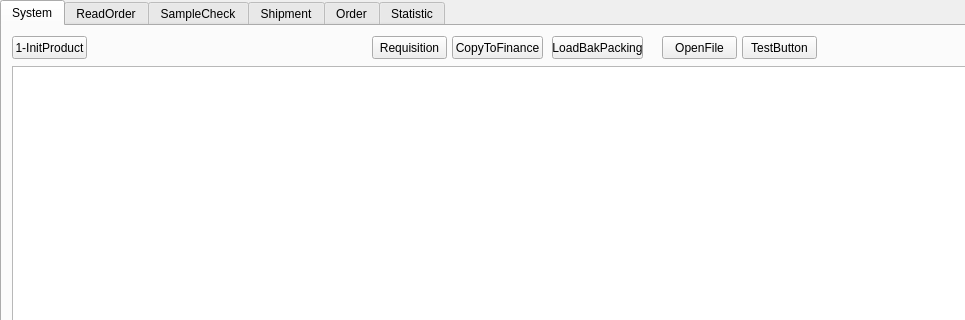
Before: the Qt Designer form TISDesk/TIS_mainwindow.ui in GdRaymond/TISProduction, drawn with Qt 5; both pictures show x 0 to 965 and y 0 to 320 of the 1364 by 695 pixel window.
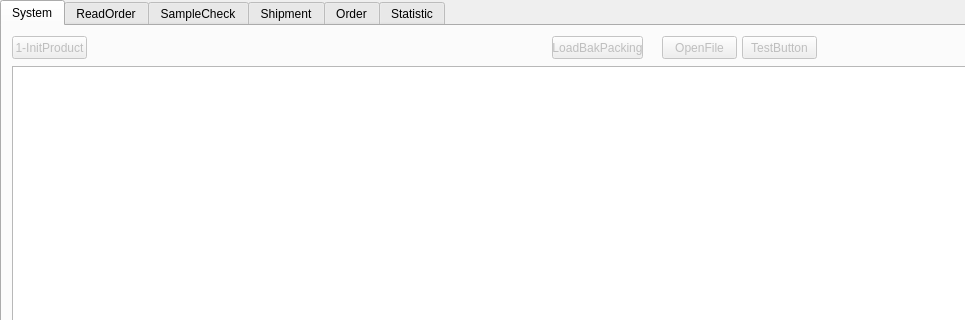
After: the same form once the commit is applied. The open tabs and pages were chosen to show the change. Icons and pictures are not drawn.

Commit message: adjust the button position in layout

Patch:
```diff
--- a/TISDesk/TIS_mainwindow.ui
+++ b/TISDesk/TIS_mainwindow.ui
@@ -19,6 +19,9 @@
   </property>
   <widget class="QWidget" name="centralwidget">
    <widget class="QTabWidget" name="tabShipment">
+    <property name="enabled">
+     <bool>true</bool>
+    </property>
     <property name="geometry">
      <rect>
       <x>0</x>
@@ -45,6 +48,9 @@
       </property>
      </widget>
      <widget class="QPushButton" name="btn_open">
+      <property name="enabled">
+       <bool>false</bool>
+      </property>
       <property name="geometry">
        <rect>
         <x>660</x>
@@ -58,6 +64,9 @@
       </property>
      </widget>
      <widget class="QPushButton" name="btnTest">
+      <property name="enabled">
+       <bool>false</bool>
+      </property>
       <property name="geometry">
        <rect>
         <x>740</x>
@@ -70,33 +79,10 @@
        <string>TestButton</string>
       </property>
      </widget>
-     <widget class="QPushButton" name="btnCopy">
-      <property name="geometry">
-       <rect>
-        <x>450</x>
-        <y>10</y>
-        <width>91</width>
-        <height>23</height>
-       </rect>
-      </property>
-      <property name="text">
-       <string>CopyToFinance</string>
-      </property>
-     </widget>
-     <widget class="QPushButton" name="btnRequisition">
-      <property name="geometry">
-       <rect>
-        <x>370</x>
-        <y>10</y>
-        <width>75</width>
-        <height>23</height>
-       </rect>
-      </property>
-      <property name="text">
-       <string>Requisition</string>
-      </property>
-     </widget>
      <widget class="QPushButton" name="btnInitProducts">
+      <property name="enabled">
+       <bool>false</bool>
+      </property>
       <property name="geometry">
        <rect>
         <x>10</x>
@@ -110,6 +96,9 @@
       </property>
      </widget>
      <widget class="QPushButton" name="btn_load_bak_packinglist">
+      <property name="enabled">
+       <bool>false</bool>
+      </property>
       <property name="geometry">
        <rect>
         <x>550</x>
@@ -936,6 +925,19 @@
         </property>
        </widget>
       </widget>
+      <widget class="QPushButton" name="btnRequisition">
+       <property name="geometry">
+        <rect>
+         <x>30</x>
+         <y>90</y>
+         <width>191</width>
+         <height>31</height>
+        </rect>
+       </property>
+       <property name="text">
+        <string>Get Size Breakup From Requisition</string>
+       </property>
+      </widget>
      </widget>
      <widget class="QGroupBox" name="groupBox_9">
       <property name="geometry">
@@ -975,6 +977,19 @@
         <string>2 - Update Shipment volume</string>
        </property>
       </widget>
+      <widget class="QPushButton" name="btnCopy">
+       <property name="geometry">
+        <rect>
+         <x>20</x>
+         <y>130</y>
+         <width>201</width>
+         <height>31</height>
+        </rect>
+       </property>
+       <property name="text">
+        <string>3 - Copy Order To Finance Sheet</string>
+       </property>
+      </widget>
      </widget>
     </widget>
     <widget class="QWidget" name="tab_4">
```
Left out of the diff: 8 changed lines with no effect on the pictures. The commit also changes 3 other files.
